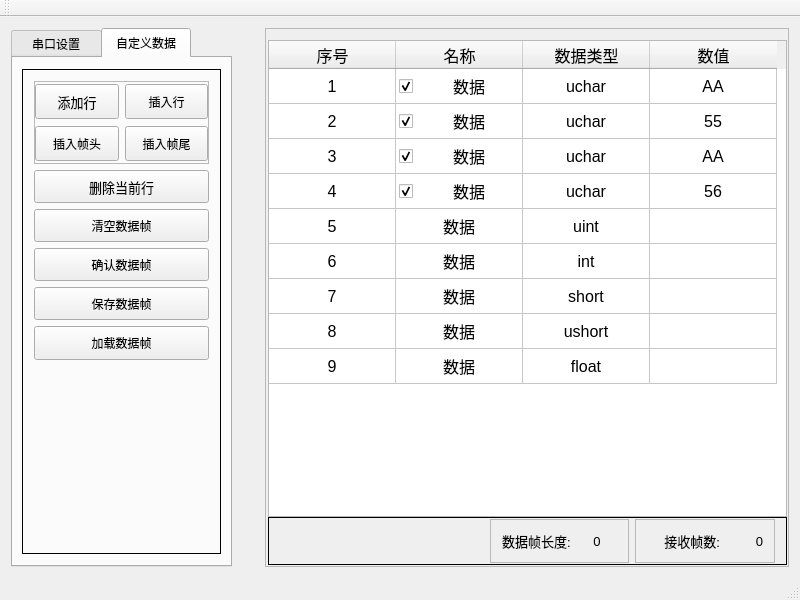
Before: the Qt Designer form mainwindow.ui in Berserker-v/SerialPort_Assistant, drawn with Qt 5.
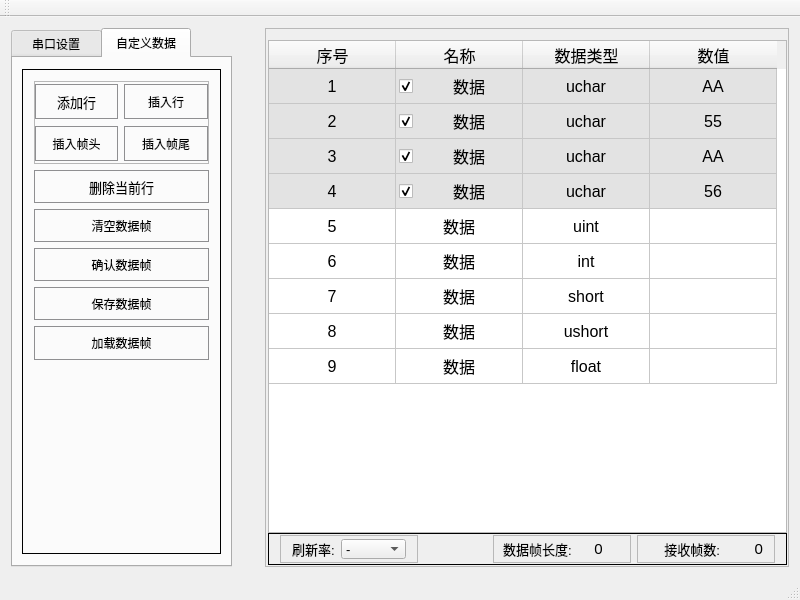
After: the same form once the commit is applied. The open tabs and pages were chosen to show the change.

Commit message: Data: 2019.6.21 -Using static class variates to replace dramatic class variates.  It can improve the program stability.

Diff of the .ui file:
```diff
--- a/mainwindow.ui
+++ b/mainwindow.ui
@@ -18,14 +18,14 @@
     <item>
      <widget class="QTabWidget" name="tabWidget">
       <property name="sizePolicy">
-       <sizepolicy hsizetype="Preferred" vsizetype="Preferred">
+       <sizepolicy hsizetype="Minimum" vsizetype="Preferred">
         <horstretch>0</horstretch>
         <verstretch>0</verstretch>
        </sizepolicy>
       </property>
       <property name="minimumSize">
        <size>
-        <width>190</width>
+        <width>220</width>
         <height>200</height>
        </size>
       </property>
@@ -502,6 +502,14 @@
                 <property name="cursor">
                  <cursorShape>ArrowCursor</cursorShape>
                 </property>
+                <property name="styleSheet">
+                 <string notr="true">QToolButton{
+border: 1px solid #8f8f91;
+background-color:qlineargradient(x1:0,y1:0,x2:0,y2:1,
+stop:0 #f6f7fa, stop:1 #dadbde);
+min-width:80px;
+}</string>
+                </property>
                 <property name="text">
                  <string>添加行</string>
                 </property>
@@ -516,7 +524,12 @@
                  </sizepolicy>
                 </property>
                 <property name="styleSheet">
-                 <string notr="true"/>
+                 <string notr="true">QToolButton{
+border: 1px solid #8f8f91;
+background-color:qlineargradient(x1:0,y1:0,x2:0,y2:1,
+stop:0 #f6f7fa, stop:1 #dadbde);
+min-width:80px;
+}</string>
                 </property>
                 <property name="text">
                  <string>插入行</string>
@@ -531,6 +544,14 @@
                   <verstretch>0</verstretch>
                  </sizepolicy>
                 </property>
+                <property name="styleSheet">
+                 <string notr="true">QToolButton{
+border: 1px solid #8f8f91;
+background-color:qlineargradient(x1:0,y1:0,x2:0,y2:1,
+stop:0 #f6f7fa, stop:1 #dadbde);
+min-width:80px;
+}</string>
+                </property>
                 <property name="text">
                  <string>插入帧头</string>
                 </property>
@@ -544,6 +565,14 @@
                   <verstretch>0</verstretch>
                  </sizepolicy>
                 </property>
+                <property name="styleSheet">
+                 <string notr="true">QToolButton{
+border: 1px solid #8f8f91;
+background-color:qlineargradient(x1:0,y1:0,x2:0,y2:1,
+stop:0 #f6f7fa, stop:1 #dadbde);
+min-width:80px;
+}</string>
+                </property>
                 <property name="text">
                  <string>插入帧尾</string>
                 </property>
@@ -562,9 +591,19 @@
              </property>
              <property name="font">
               <font>
+               <family>宋体</family>
                <pointsize>10</pointsize>
               </font>
              </property>
+             <property name="styleSheet">
+              <string notr="true">QToolButton{
+border: 1px solid #8f8f91;
+background-color:qlineargradient(x1:0,y1:0,x2:0,y2:1,
+stop:0 #f6f7fa, stop:1 #dadbde);
+min-width:80px;
+}
+</string>
+             </property>
              <property name="text">
               <string>删除当前行</string>
              </property>
@@ -578,6 +617,14 @@
                <verstretch>0</verstretch>
               </sizepolicy>
              </property>
+             <property name="styleSheet">
+              <string notr="true">QToolButton{
+border: 1px solid #8f8f91;
+background-color:qlineargradient(x1:0,y1:0,x2:0,y2:1,
+stop:0 #f6f7fa, stop:1 #dadbde);
+min-width:80px;
+}</string>
+             </property>
              <property name="text">
               <string>清空数据帧</string>
              </property>
@@ -591,6 +638,14 @@
                <verstretch>0</verstretch>
               </sizepolicy>
              </property>
+             <property name="styleSheet">
+              <string notr="true">QToolButton{
+border: 1px solid #8f8f91;
+background-color:qlineargradient(x1:0,y1:0,x2:0,y2:1,
+stop:0 #f6f7fa, stop:1 #dadbde);
+min-width:80px;
+}</string>
+             </property>
              <property name="text">
               <string>确认数据帧</string>
              </property>
@@ -605,7 +660,12 @@
               </sizepolicy>
              </property>
              <property name="styleSheet">
-              <string notr="true"/>
+              <string notr="true">QToolButton{
+border: 1px solid #8f8f91;
+background-color:qlineargradient(x1:0,y1:0,x2:0,y2:1,
+stop:0 #f6f7fa, stop:1 #dadbde);
+min-width:80px;
+}</string>
              </property>
              <property name="text">
               <string>保存数据帧</string>
@@ -621,7 +681,12 @@
               </sizepolicy>
              </property>
              <property name="styleSheet">
-              <string notr="true"/>
+              <string notr="true">QToolButton{
+border: 1px solid #8f8f91;
+background-color:qlineargradient(x1:0,y1:0,x2:0,y2:1,
+stop:0 #f6f7fa, stop:1 #dadbde);
+min-width:80px;
+}</string>
              </property>
              <property name="text">
               <string>加载数据帧</string>
@@ -826,6 +891,15 @@
           <property name="textAlignment">
            <set>AlignCenter</set>
           </property>
+          <property name="background">
+           <brush brushstyle="SolidPattern">
+            <color alpha="255">
+             <red>227</red>
+             <green>227</green>
+             <blue>227</blue>
+            </color>
+           </brush>
+          </property>
           <property name="flags">
            <set>ItemIsSelectable|ItemIsEditable|ItemIsDragEnabled|ItemIsUserCheckable|ItemIsEnabled</set>
           </property>
@@ -837,6 +911,15 @@
           <property name="textAlignment">
            <set>AlignCenter</set>
           </property>
+          <property name="background">
+           <brush brushstyle="SolidPattern">
+            <color alpha="255">
+             <red>227</red>
+             <green>227</green>
+             <blue>227</blue>
+            </color>
+           </brush>
+          </property>
           <property name="checkState">
            <enum>Checked</enum>
           </property>
@@ -848,6 +931,15 @@
           <property name="textAlignment">
            <set>AlignCenter</set>
           </property>
+          <property name="background">
+           <brush brushstyle="SolidPattern">
+            <color alpha="255">
+             <red>227</red>
+             <green>227</green>
+             <blue>227</blue>
+            </color>
+           </brush>
+          </property>
          </item>
          <item row="0" column="3">
           <property name="text">
@@ -856,6 +948,15 @@
           <property name="textAlignment">
            <set>AlignCenter</set>
           </property>
+          <property name="background">
+           <brush brushstyle="SolidPattern">
+            <color alpha="255">
+             <red>227</red>
+             <green>227</green>
+             <blue>227</blue>
+            </color>
+           </brush>
+          </property>
          </item>
          <item row="1" column="0">
           <property name="text">
@@ -864,6 +965,15 @@
           <property name="textAlignment">
            <set>AlignCenter</set>
           </property>
+          <property name="background">
+           <brush brushstyle="SolidPattern">
+            <color alpha="255">
+             <red>227</red>
+             <green>227</green>
+             <blue>227</blue>
+            </color>
+           </brush>
+          </property>
           <property name="flags">
            <set>ItemIsSelectable|ItemIsEditable|ItemIsDragEnabled|ItemIsUserCheckable|ItemIsEnabled</set>
           </property>
@@ -875,6 +985,15 @@
           <property name="textAlignment">
            <set>AlignCenter</set>
           </property>
+          <property name="background">
+           <brush brushstyle="SolidPattern">
+            <color alpha="255">
+             <red>227</red>
+             <green>227</green>
+             <blue>227</blue>
+            </color>
+           </brush>
+          </property>
           <property name="checkState">
            <enum>Checked</enum>
           </property>
@@ -886,6 +1005,15 @@
           <property name="textAlignment">
            <set>AlignCenter</set>
           </property>
+          <property name="background">
+           <brush brushstyle="SolidPattern">
+            <color alpha="255">
+             <red>227</red>
+             <green>227</green>
+             <blue>227</blue>
+            </color>
+           </brush>
+          </property>
          </item>
          <item row="1" column="3">
           <property name="text">
@@ -894,6 +1022,15 @@
           <property name="textAlignment">
            <set>AlignCenter</set>
           </property>
+          <property name="background">
+           <brush brushstyle="SolidPattern">
+            <color alpha="255">
+             <red>227</red>
+             <green>227</green>
+             <blue>227</blue>
+            </color>
+           </brush>
+          </property>
          </item>
          <item row="2" column="0">
           <property name="text">
@@ -902,6 +1039,15 @@
           <property name="textAlignment">
            <set>AlignCenter</set>
           </property>
+          <property name="background">
+           <brush brushstyle="SolidPattern">
+            <color alpha="255">
+             <red>227</red>
+             <green>227</green>
+             <blue>227</blue>
+            </color>
+           </brush>
+          </property>
           <property name="flags">
            <set>ItemIsSelectable|ItemIsEditable|ItemIsDragEnabled|ItemIsUserCheckable|ItemIsEnabled</set>
           </property>
@@ -913,6 +1059,15 @@
           <property name="textAlignment">
            <set>AlignCenter</set>
           </property>
+          <property name="background">
+           <brush brushstyle="SolidPattern">
+            <color alpha="255">
+             <red>227</red>
+             <green>227</green>
+             <blue>227</blue>
+            </color>
+           </brush>
+          </property>
           <property name="checkState">
            <enum>Checked</enum>
           </property>
@@ -924,6 +1079,15 @@
           <property name="textAlignment">
            <set>AlignCenter</set>
           </property>
+          <property name="background">
+           <brush brushstyle="SolidPattern">
+            <color alpha="255">
+             <red>227</red>
+             <green>227</green>
+             <blue>227</blue>
+            </color>
+           </brush>
+          </property>
          </item>
          <item row="2" column="3">
           <property name="text">
@@ -932,6 +1096,15 @@
           <property name="textAlignment">
            <set>AlignCenter</set>
           </property>
+          <property name="background">
+           <brush brushstyle="SolidPattern">
+            <color alpha="255">
+             <red>227</red>
+             <green>227</green>
+             <blue>227</blue>
+            </color>
+           </brush>
+          </property>
          </item>
          <item row="3" column="0">
           <property name="text">
@@ -940,6 +1113,15 @@
           <property name="textAlignment">
            <set>AlignCenter</set>
           </property>
+          <property name="background">
+           <brush brushstyle="SolidPattern">
+            <color alpha="255">
+             <red>227</red>
+             <green>227</green>
+             <blue>227</blue>
+            </color>
+           </brush>
+          </property>
           <property name="flags">
            <set>ItemIsSelectable|ItemIsEditable|ItemIsDragEnabled|ItemIsUserCheckable|ItemIsEnabled</set>
           </property>
@@ -951,6 +1133,15 @@
           <property name="textAlignment">
            <set>AlignCenter</set>
           </property>
+          <property name="background">
+           <brush brushstyle="SolidPattern">
+            <color alpha="255">
+             <red>227</red>
+             <green>227</green>
+             <blue>227</blue>
+            </color>
+           </brush>
+          </property>
           <property name="checkState">
            <enum>Checked</enum>
           </property>
@@ -962,6 +1153,15 @@
           <property name="textAlignment">
            <set>AlignCenter</set>
           </property>
+          <property name="background">
+           <brush brushstyle="SolidPattern">
+            <color alpha="255">
+             <red>227</red>
+             <green>227</green>
+             <blue>227</blue>
+            </color>
+           </brush>
+          </property>
          </item>
          <item row="3" column="3">
           <property name="text">
@@ -970,6 +1170,15 @@
           <property name="textAlignment">
            <set>AlignCenter</set>
           </property>
+          <property name="background">
+           <brush brushstyle="SolidPattern">
+            <color alpha="255">
+             <red>227</red>
+             <green>227</green>
+             <blue>227</blue>
+            </color>
+           </brush>
+          </property>
           <property name="flags">
            <set>ItemIsSelectable|ItemIsEditable|ItemIsDragEnabled|ItemIsUserCheckable|ItemIsEnabled</set>
           </property>
@@ -1169,24 +1378,124 @@
        <item row="1" column="0">
         <widget class="QFrame" name="frame_4">
          <property name="sizePolicy">
-          <sizepolicy hsizetype="Expanding" vsizetype="Expanding">
+          <sizepolicy hsizetype="Preferred" vsizetype="Preferred">
            <horstretch>0</horstretch>
            <verstretch>0</verstretch>
           </sizepolicy>
          </property>
+         <property name="minimumSize">
+          <size>
+           <width>0</width>
+           <height>0</height>
+          </size>
+         </property>
+         <property name="maximumSize">
+          <size>
+           <width>16777215</width>
+           <height>16777215</height>
+          </size>
+         </property>
          <property name="frameShape">
           <enum>QFrame::Box</enum>
          </property>
          <property name="frameShadow">
           <enum>QFrame::Plain</enum>
          </property>
-         <layout class="QHBoxLayout" name="horizontalLayout_2" stretch="3,2,2">
+         <layout class="QHBoxLayout" name="horizontalLayout_2" stretch="2,1,2,2">
           <property name="topMargin">
            <number>1</number>
           </property>
           <property name="bottomMargin">
            <number>1</number>
           </property>
+          <item>
+           <widget class="QFrame" name="frame_7">
+            <property name="layoutDirection">
+             <enum>Qt::LeftToRight</enum>
+            </property>
+            <property name="frameShape">
+             <enum>QFrame::StyledPanel</enum>
+            </property>
+            <property name="frameShadow">
+             <enum>QFrame::Raised</enum>
+            </property>
+            <layout class="QHBoxLayout" name="horizontalLayout_5">
+             <property name="spacing">
+              <number>6</number>
+             </property>
+             <property name="topMargin">
+              <number>0</number>
+             </property>
+             <property name="bottomMargin">
+              <number>0</number>
+             </property>
+             <item>
+              <widget class="QLabel" name="refresh_label">
+               <property name="font">
+                <font>
+                 <pointsize>10</pointsize>
+                </font>
+               </property>
+               <property name="text">
+                <string>刷新率:</string>
+               </property>
+              </widget>
+             </item>
+             <item>
+              <widget class="QComboBox" name="refresh_box">
+               <property name="sizePolicy">
+                <sizepolicy hsizetype="Expanding" vsizetype="Fixed">
+                 <horstretch>0</horstretch>
+                 <verstretch>0</verstretch>
+                </sizepolicy>
+               </property>
+               <property name="minimumSize">
+                <size>
+                 <width>0</width>
+                 <height>20</height>
+                </size>
+               </property>
+               <property name="maximumSize">
+                <size>
+                 <width>16777215</width>
+                 <height>20</height>
+                </size>
+               </property>
+               <property name="font">
+                <font>
+                 <pointsize>10</pointsize>
+                </font>
+               </property>
+               <item>
+                <property name="text">
+                 <string>-</string>
+                </property>
+               </item>
+               <item>
+                <property name="text">
+                 <string>1Hz</string>
+                </property>
+               </item>
+               <item>
+                <property name="text">
+                 <string>2Hz</string>
+                </property>
+               </item>
+               <item>
+                <property name="text">
+                 <string>5Hz</string>
+                </property>
+               </item>
+               <item>
+                <property name="text">
+                 <string>10Hz</string>
+                </property>
+               </item>
+              </widget>
+             </item>
+            </layout>
+           </widget>
+          </item>
           <item>
            <spacer name="horizontalSpacer_3">
             <property name="orientation">
@@ -1209,11 +1518,22 @@
              <enum>QFrame::Raised</enum>
             </property>
             <layout class="QHBoxLayout" name="horizontalLayout_4">
+             <property name="leftMargin">
+              <number>9</number>
+             </property>
+             <property name="topMargin">
+              <number>3</number>
+             </property>
+             <property name="bottomMargin">
+              <number>3</number>
+             </property>
              <item>
               <widget class="QLabel" name="len_lb">
                <property name="font">
                 <font>
                  <pointsize>10</pointsize>
+                 <weight>50</weight>
+                 <bold>false</bold>
                 </font>
                </property>
                <property name="text">
@@ -1225,7 +1545,7 @@
               <widget class="QLabel" name="lennum_lb">
                <property name="font">
                 <font>
-                 <pointsize>10</pointsize>
+                 <pointsize>11</pointsize>
                 </font>
                </property>
                <property name="text">
@@ -1254,11 +1574,19 @@
              <property name="spacing">
               <number>0</number>
              </property>
+             <property name="topMargin">
+              <number>3</number>
+             </property>
+             <property name="bottomMargin">
+              <number>3</number>
+             </property>
              <item>
               <widget class="QLabel" name="accept_lb">
                <property name="font">
                 <font>
                  <pointsize>10</pointsize>
+                 <weight>50</weight>
+                 <bold>false</bold>
                 </font>
                </property>
                <property name="text">
@@ -1273,7 +1601,7 @@
               <widget class="QLabel" name="acceptnum_lb">
                <property name="font">
                 <font>
-                 <pointsize>10</pointsize>
+                 <pointsize>11</pointsize>
                 </font>
                </property>
                <property name="text">
```
Left out of the diff: 76 changed lines with no effect on the pictures. The commit also changes 7 other files.
